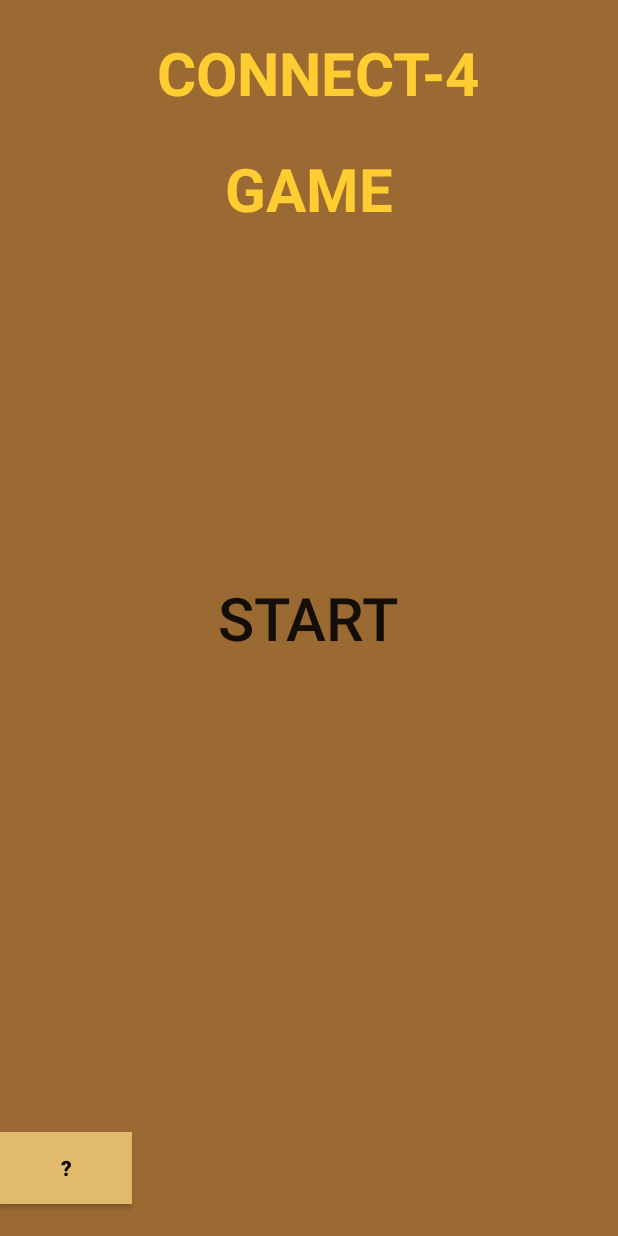
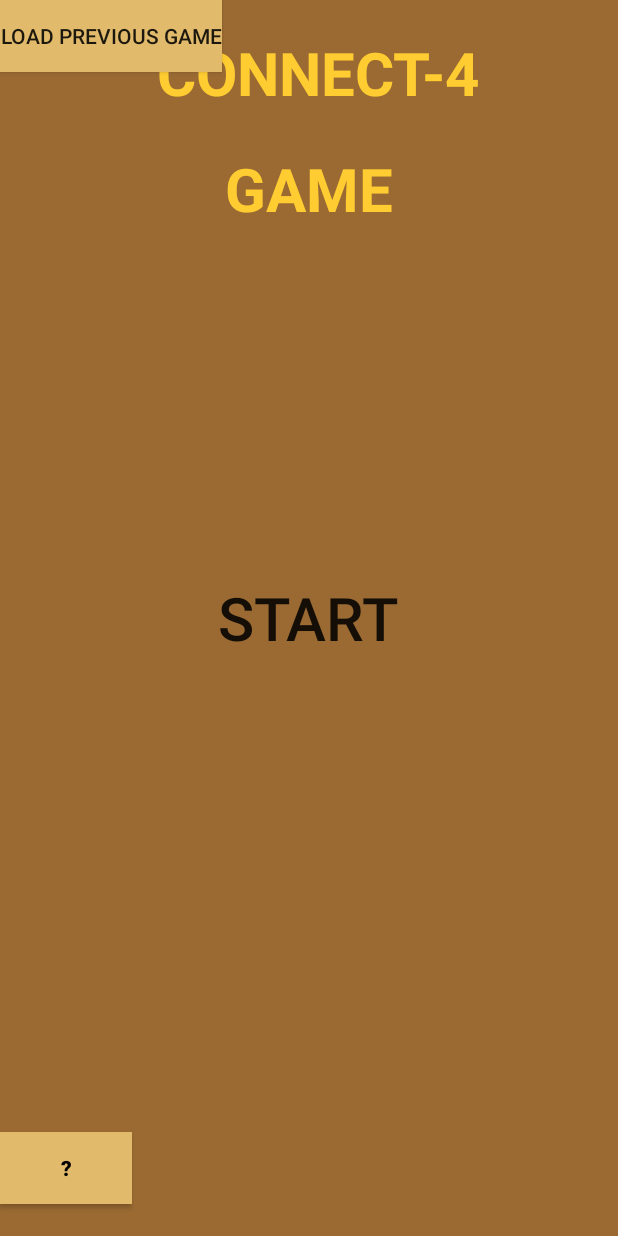
Before and after one commit to Benjamin-Onu/AUCSC220_project8, an Android app built with Jetpack Compose: the screen it shows after launch (MainActivity), on a phone screen of 412 x 824 dp. Run offline under Robolectric (Android 15) with nearby library versions, the phone set to English and light mode, and no system bars.

Commit message:
trying to figure out save and load game buttons

```diff
--- a/app/src/main/java/com/example/connect4/MainActivity.java
+++ b/app/src/main/java/com/example/connect4/MainActivity.java
@@ -9,15 +9,18 @@ import android.view.View;
 import android.widget.RadioButton;
 import android.media.MediaPlayer;
 
+import java.io.File;
+import java.io.FileNotFoundException;
+import java.io.FileWriter;
+import java.io.IOException;
+import java.util.Scanner;
+
 public class MainActivity extends AppCompatActivity {
     //Button settings;
     Button instructions;//was formerly the rules button
     Button startBTN;
     private Model game = new Model();
-    String gameMode;
-    String[] modes = {"HVH", "HVA"};
-    RadioButton hvhBTN;
-    RadioButton hvaBTN;
+    Button loadBTN;
     MediaPlayer mediaPlayer;
     /*
     While the game is still running
@@ -55,6 +58,13 @@ public class MainActivity extends AppCompatActivity {
             }
         });
 
+        loadBTN = (Button) findViewById(R.id.load);
+        loadBTN.setOnClickListener(new View.OnClickListener() {
+            @Override
+            public void onClick(View v) {
+                loadGameState();
+            }
+        });
         // Initialize MediaPlayer with the audio file in the res/raw directory
         mediaPlayer = MediaPlayer.create(this, R.raw.music_file);
     }
@@ -63,4 +73,52 @@ public class MainActivity extends AppCompatActivity {
         Intent popupInstructions = new Intent(MainActivity.this, PopUpInstructions.class);
         startActivity(popupInstructions);
     }
+
+    /*protected void loadGameState2(){
+        ReverseStackGetter lastMoves = new ReverseStackGetter();
+        lastMoves.getReverseRowStack();
+        String previousGame; //previousGame = game.getLastGame()
+        previousGame = "0 0 0 0 0 0 0 \n" +
+                "0 0 0 0 0 0 0 \n" +
+                "0 0 0 0 0 0 0\n" +
+                "0 0 0 0 0 0 0\n" +
+                "0 1 2 2 0 1 1\n" +
+                "1 1 2 2 0 1 2";
+        String[] rows = previousGame.split("\n");
+        int rowCount = 0;
+        for (int rowCounter = 0; rowCounter < rows.length; rowCounter++){
+            String[] eachSpot = rows[rowCounter].split(" ");
+            for (int col = 0; col < board[rowCounter].length; col++) {
+                if(eachSpot[col].equals("1")){
+                    game.updateBoard(rowCounter, col, "player1");
+                    Button myButton = board[rowCounter][col];
+                    myButton.setBackgroundColor(color1);
+                }else if (eachSpot[col].equals("2")){
+                    game.updateBoard(rowCounter, col, "player2");
+                    Button myButton = board[rowCounter][col];
+                    myButton.setBackgroundColor(color2);
+                }
+            }
+        }
+        if(game.determineNextTurnprevGAME() == 1){
+            game.setCurrentTurn("player1");
+        }else{
+            game.setCurrentTurn("player2");
+        }
+    }*/
+
+    protected void loadGameState(){
+        try {
+            FileWriter myWriter = new FileWriter(" C:\\Users\\user\\Documents\\Android_Studio" +
+                    "\\AUCSC220_project8\\app\\src\\main\\java\\com\\example\\connect4\\loadGame.txt");
+            myWriter.write("true");
+            myWriter.close();
+            System.out.println("Successfully wrote to the file.");
+        } catch (IOException e) {
+            System.out.println("An error occurred.");
+            e.printStackTrace();
+        }
+    }
+
+
 }
--- a/app/src/main/res/layout/activity_main.xml
+++ b/app/src/main/res/layout/activity_main.xml
@@ -55,6 +55,8 @@
         android:text="START"
         android:textSize="40sp" />
 
+
+
     <Button
         android:id="@+id/instructions"
         android:layout_width="wrap_content"
@@ -69,6 +71,13 @@
         android:visibility="visible"
         tools:visibility="visible" />
 
+    <Button
+        android:id="@+id/load"
+        android:layout_width="wrap_content"
+        android:layout_height="wrap_content"
+        android:background="@color/buttonColor"
+        android:text="LOAD PREVIOUS GAME" />
+
 
 </RelativeLayout>
 
```
Also changed, not shown: app/src/main/java/com/example/connect4/Gameplay.java (+22 -36 lines), app/src/main/java/com/example/connect4/Model.java (+18 -3 lines), app/src/main/java/com/example/connect4/MovesStack.java (+25 -0 lines).
